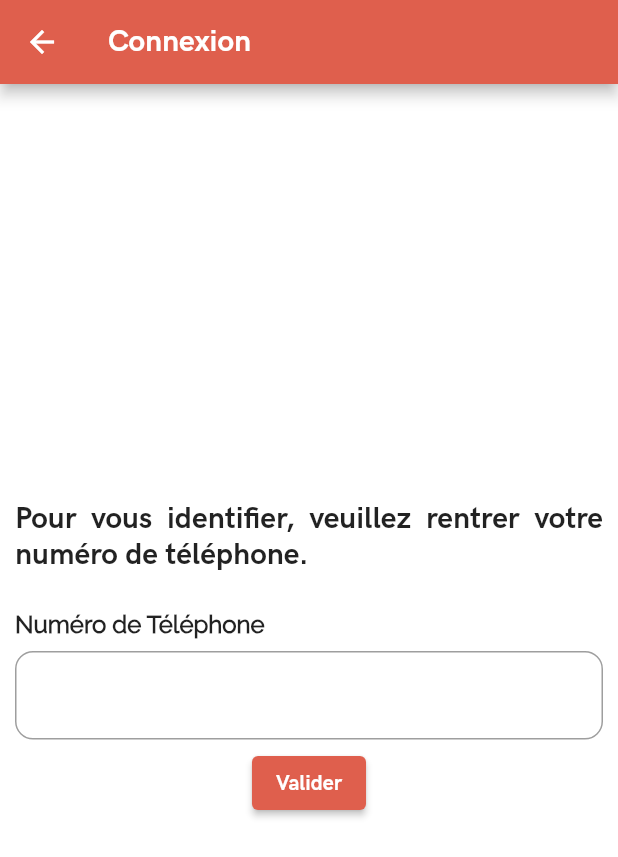
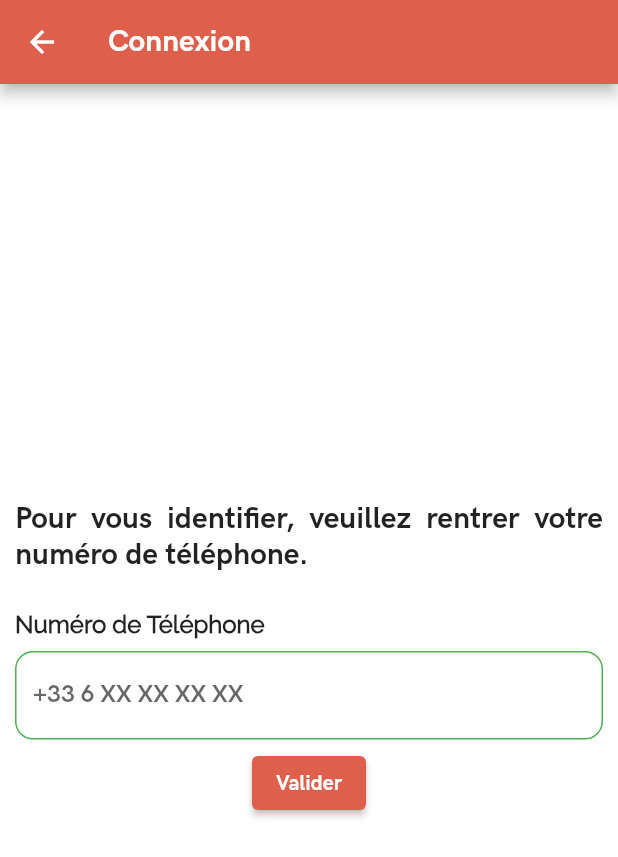
Before and after one commit to Diamondemon/cop1App, a Flutter app: the CreationPage screen opened directly, after a tap on "Valider", on a phone screen of 412 x 824 dp. Shown: the top 857 px of the screen. Run offline on Flutter 3.47's test engine with Material 2 defaults, Android fonts, the phone set to English and light mode, and no system bars; our stand-ins replace flutter_native_splash, hive, hive_flutter; missing offline and left inert: add_2_calendar; accounts and stored records are empty; network calls fail.

Commit message:
Added RegEx checks for phone number and mail address.

```diff
--- a/cop1/lib/ui/creation_page.dart
+++ b/cop1/lib/ui/creation_page.dart
@@ -1,3 +1,4 @@
+import 'dart:developer';
 import 'dart:io';
 
 import 'package:cop1/data/session_data.dart';
@@ -17,7 +18,8 @@ class CreationPage extends StatefulWidget {
 
 class _CreationPageState extends State<CreationPage> {
   String phoneNumber="";
-
+  final RegExp phoneNumRE = RegExp(r"^(\+33\s?)|0[67]([0-9]{2}\s?){4}\s*$");
+  final RegExp numStartRE = RegExp(r"^\+33");
   @override
   Widget build(BuildContext context) {
     return Scaffold(
@@ -36,7 +38,14 @@ class _CreationPageState extends State<CreationPage> {
                   textAlign: TextAlign.justify,
                 ),
                 const SizedBox(height: 20,),
-                TextFieldWidget(label: "Numéro de Téléphone", text: "", onChanged: (phone){phoneNumber = phone;} ),
+                TextFieldWidget(label: "Numéro de Téléphone",
+                  text: "",
+                  hintText: "+33 6 XX XX XX XX",
+                  onChanged: (phone){phoneNumber = phone;},
+                  keyboardType: TextInputType.phone,
+                  regEx: phoneNumRE,
+                  errorText: "Numéro de téléphone non valide.",
+                ),
                 ElevatedButton(
                   onPressed: ()=>goToValidation(context),
                   child: const Text('Valider'),
@@ -49,8 +58,13 @@ class _CreationPageState extends State<CreationPage> {
   }
 
   void goToValidation(BuildContext context) async {
-    if (phoneNumber!=""){
+    if (phoneNumRE.hasMatch(phoneNumber)){
       try{
+        if (!numStartRE.hasMatch(phoneNumber)){
+          phoneNumber = phoneNumber.replaceFirst("0", "+33");
+        }
+        log(phoneNumber);
+        phoneNumber = phoneNumber.replaceAll(" ", "");
         if (await session(context).setPhoneNumber(phoneNumber)){
           if (await session(context).askValidation()) {
             Navigator.push(context, MaterialPageRoute(builder: (cntxt)=> const ValidationPage()));
--- a/cop1/lib/ui/subscribe_button.dart
+++ b/cop1/lib/ui/subscribe_button.dart
@@ -51,7 +51,7 @@ class _SubscribeButtonState extends State<SubscribeButton> {
         if (!s.isConnected) return;
       }
       if (!mounted) return;
-      const subscribed = true ;//SubscriptionPage.throughIframe(context, widget.event.url); //
+      const subscribed = true; //SubscriptionPage.throughIframe(context, widget.event.url); //
       if (subscribed) s.subscribe(widget.event);
       setState((){});
     }
--- a/cop1/lib/ui/text_field_widget.dart
+++ b/cop1/lib/ui/text_field_widget.dart
@@ -1,11 +1,17 @@
 import 'package:flutter/material.dart';
+import 'package:flutter/services.dart';
 
-/// See Johannes Milke Course
+/// See Johannes Milke Course on making Profile page
 class TextFieldWidget extends StatefulWidget {
   final int maxLines;
   final String label;
   final String text;
   final ValueChanged<String> onChanged;
+  final String hintText;
+  final String errorText;
+  final RegExp? regEx;
+  final List<TextInputFormatter>? inputFormatters;
+  final TextInputType? keyboardType;
 
   const TextFieldWidget({
     Key? key,
@@ -13,6 +19,11 @@ class TextFieldWidget extends StatefulWidget {
     required this.label,
     required this.text,
     required this.onChanged,
+    this.hintText = "",
+    this.errorText = "",
+    this.regEx,
+    this.inputFormatters,
+    this.keyboardType,
   }) : super(key: key);
 
   @override
@@ -21,6 +32,7 @@ class TextFieldWidget extends StatefulWidget {
 
 class _TextFieldWidgetState extends State<TextFieldWidget> {
   late final TextEditingController controller;
+  bool _regExMatches = true;
 
   @override
   void initState() {
@@ -50,15 +62,60 @@ class _TextFieldWidgetState extends State<TextFieldWidget> {
             const SizedBox(height: 8),
             TextField(
               controller: controller,
-              decoration: InputDecoration(
-                border: OutlineInputBorder(
-                  borderRadius: BorderRadius.circular(12),
-                ),
-              ),
+              decoration: _buildDecoration(context),
               maxLines: widget.maxLines,
-              onChanged: widget.onChanged,
+              onChanged: _onChanged,
+              inputFormatters: widget.inputFormatters,
+              keyboardType: widget.keyboardType,
             ),
           ],
         )
       );
+
+  void _onChanged(String text){
+    if (widget.regEx != null){
+      final bool match = widget.regEx!.hasMatch(text);
+      if ( match != _regExMatches){
+        setState(() {
+          _regExMatches = !_regExMatches;
+        });
+      }
+    }
+    widget.onChanged(text);
+  }
+
+  InputDecoration _buildDecoration(BuildContext context) {
+    return InputDecoration(
+      enabledBorder: OutlineInputBorder(
+        borderRadius: BorderRadius.circular(12),
+        borderSide: const BorderSide(
+          color: Colors.green,
+        ),
+      ),
+      focusedBorder: OutlineInputBorder(
+        borderRadius: BorderRadius.circular(12),
+        borderSide: BorderSide(
+          color: Theme.of(context).primaryColor,
+          width: 2,
+        ),
+      ),
+      focusedErrorBorder: OutlineInputBorder(
+        borderRadius: BorderRadius.circular(12),
+        borderSide: BorderSide(
+          color: Theme.of(context).primaryColor,
+          width: 2,
+        ),
+      ),
+      errorBorder: OutlineInputBorder(
+        borderRadius: BorderRadius.circular(12),
+        borderSide: const BorderSide(
+          color: Colors.red,
+        ),
+      ),
+      hintText: widget.hintText,
+      errorText: _regExMatches? null : widget.errorText,
+      errorStyle: const TextStyle(color: Colors.red),
+      suffixIcon: _regExMatches? null : const Icon(Icons.warning_amber),
+    );
+  }
 }
--- a/cop1/lib/ui/validation_page.dart
+++ b/cop1/lib/ui/validation_page.dart
@@ -41,7 +41,11 @@ class _ValidationPageState extends State<ValidationPage> {
                     textAlign: TextAlign.justify,
                   ),
                   const SizedBox(height: 20,),
-                  TextFieldWidget(label: "Code à 6 chiffres", text: "", onChanged: (code){_code = code;} ),
+                  TextFieldWidget(label: "Code à 6 chiffres",
+                    text: "",
+                    onChanged: (code){_code = code;},
+                    keyboardType: TextInputType.number,
+                  ),
                   Row(
                       mainAxisAlignment: MainAxisAlignment.spaceAround,
                       children: [
```
Also changed, not shown: cop1/lib/ui/profile_edit.dart (+22 -7 lines).
